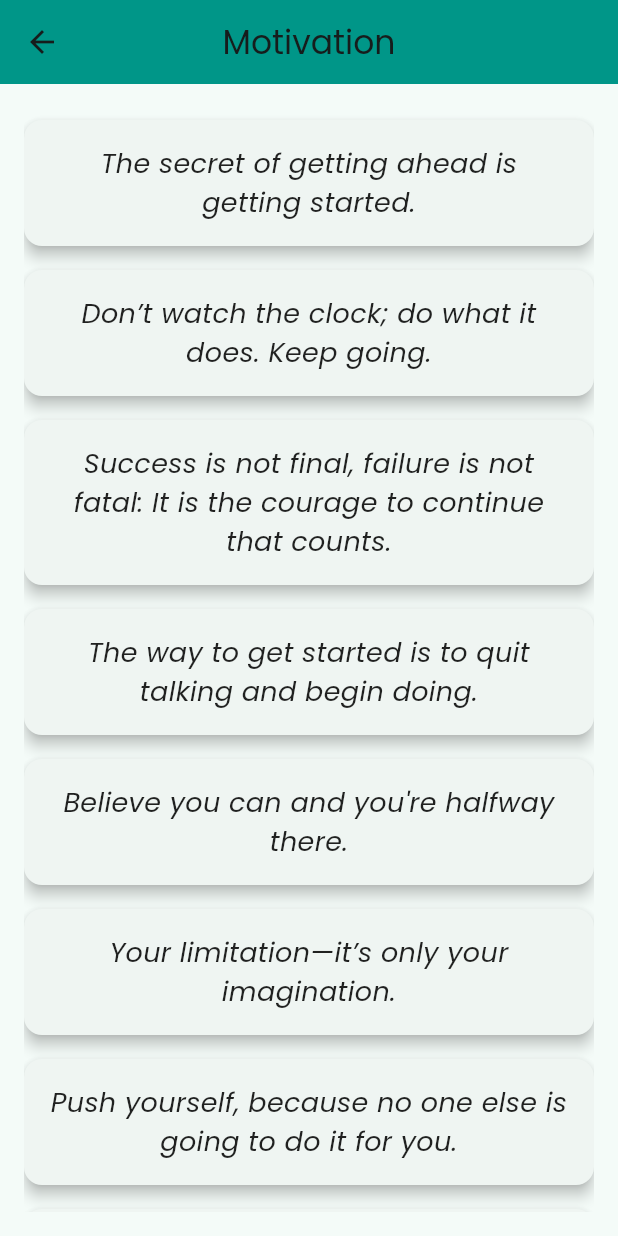
After one commit to rafeh-20/trackify, a Flutter app: the screen it shows after launch, after a tap on the "lightbulb" icon, on a phone screen of 412 x 824 dp. The commit adds this screen. Run offline on Flutter 3.47's test engine with Material 3 defaults, Android fonts, the phone set to English and light mode, and no system bars; our stand-ins replace fluttertoast, google_fonts, lottie, table_calendar.

Commit message:
Calendar, Motivation and other stuff

```diff
--- a/lib/custom_widgets/custom_button.dart
+++ b/lib/custom_widgets/custom_button.dart
@@ -1,4 +1,3 @@
-// lib/custom_widgets/custom_button.dart
 import 'package:flutter/material.dart';
 
 class CustomButton extends StatelessWidget {
--- a/lib/main.dart
+++ b/lib/main.dart
@@ -1,10 +1,9 @@
-// lib/main.dart
 import 'package:flutter/material.dart';
 import 'package:google_fonts/google_fonts.dart';
 import 'pages/home_page.dart';
 import 'pages/add_habit_page.dart';
 import 'pages/habit_detail_page.dart';
-import '../models/habit.dart';
+import 'models/habit.dart';
 
 void main() {
   runApp(const HabitTrackerApp());
@@ -27,7 +26,15 @@ class HabitTrackerApp extends StatelessWidget {
       routes: {
         '/': (context) => const HomePage(),
         '/add': (context) => const AddHabitPage(),
-        '/habit_detail': (context) => HabitDetailPage(habit: ModalRoute.of(context)!.settings.arguments as Habit),
+        '/habit_detail': (context) {
+          final habit = ModalRoute.of(context)!.settings.arguments as Habit;
+          return HabitDetailPage(
+            habit: habit,
+            onHabitUpdated: (updatedHabit) {
+              (context as Element).markNeedsBuild();
+            },
+          );
+        },
       },
     );
   }
--- a/lib/models/habit.dart
+++ b/lib/models/habit.dart
@@ -1,4 +1,3 @@
-// lib/models/habit.dart
 enum DayStatus { empty, positive, negative }
 
 class Habit {
@@ -7,7 +6,7 @@ class Habit {
   final String description;
   final String category;
   final DateTime startDate;
-  Map<DateTime, DayStatus> dayStatuses; // Tracks the status of each day
+  Map<DateTime, DayStatus> dayStatuses;
   int streakCount;
   int totalDays;
 
@@ -17,35 +16,50 @@ class Habit {
     required this.description,
     required this.category,
     required this.startDate,
-    this.dayStatuses = const {},
+    Map<DateTime, DayStatus>? dayStatuses,
     this.streakCount = 0,
     this.totalDays = 0,
-  });
+  }) : dayStatuses = dayStatuses ?? {};
 
   double get successRate {
+  final totalTrackedDays = DateTime.now().difference(startDate).inDays + 1;
   final positiveDays = dayStatuses.values.where((status) => status == DayStatus.positive).length;
-    return totalDays == 0 ? 0 : (positiveDays / totalDays) * 100;
+  return totalTrackedDays == 0 ? 0 : (positiveDays / totalTrackedDays) * 100;
 }
 
   void toggleDayStatus(DateTime date) {
-    dayStatuses[date] = dayStatuses[date] == DayStatus.positive
+    final dateOnly = DateTime(date.year, date.month, date.day);
+    final currentStatus = dayStatuses[dateOnly] ?? DayStatus.empty;
+
+    dayStatuses[dateOnly] = currentStatus == DayStatus.positive
         ? DayStatus.negative
-        : dayStatuses[date] == DayStatus.negative
+        : currentStatus == DayStatus.negative
             ? DayStatus.empty
             : DayStatus.positive;
-    updateStreak();
+
+    if (dayStatuses[dateOnly] == DayStatus.negative) {
+      updateStreak(reset: true);
+    } else {
+      updateStreak(reset: false);
+    }
   }
 
-  void updateStreak() {
+  void updateStreak({bool reset = false}) {
+    if (reset) {
+      streakCount = 0;
+      return;
+    }
+
     streakCount = 0;
     final sortedDates = dayStatuses.keys.toList()..sort();
     int currentStreak = 0;
 
     for (int i = 0; i < sortedDates.length; i++) {
-      if (dayStatuses[sortedDates[i]] == DayStatus.positive) {
+      final status = dayStatuses[sortedDates[i]] ?? DayStatus.negative;
+      if (status == DayStatus.positive) {
         currentStreak++;
         streakCount = currentStreak > streakCount ? currentStreak : streakCount;
-      } else {
+      } else if (status == DayStatus.negative) {
         currentStreak = 0;
       }
     }
--- a/lib/pages/add_habit_page.dart
+++ b/lib/pages/add_habit_page.dart
@@ -1,4 +1,3 @@
-// lib/pages/add_habit_page.dart
 import 'package:flutter/material.dart';
 import 'package:intl/intl.dart';
 import '../models/habit.dart';
@@ -62,6 +61,8 @@ class _AddHabitPageState extends State<AddHabitPage> {
               items: const [
                 DropdownMenuItem(value: 'Sports', child: Text('Sports')),
                 DropdownMenuItem(value: 'Work', child: Text('Work')),
+                DropdownMenuItem(value: 'Education', child: Text('Education')),
+                DropdownMenuItem(value: 'Other', child: Text('Other')),
               ],
               onChanged: (value) {
                 setState(() {
--- a/lib/pages/home_page.dart
+++ b/lib/pages/home_page.dart
@@ -1,8 +1,9 @@
-// lib/pages/home_page.dart
 import 'package:flutter/material.dart';
 import 'package:lottie/lottie.dart';
 import '../custom_widgets/custom_button.dart';
 import '../models/habit.dart';
+import '../pages/habit_detail_page.dart';
+import '../pages/motivation_page.dart';
 
 class HomePage extends StatefulWidget {
   const HomePage({super.key});
@@ -30,7 +31,8 @@ class _HomePageState extends State<HomePage> {
   void _markHabitComplete(int index) {
     setState(() {
       final today = DateTime.now();
-      habits[index].toggleDayStatus(DateTime(today.year, today.month, today.day));
+      final dateOnly = DateTime(today.year, today.month, today.day);
+      habits[index].toggleDayStatus(dateOnly);
     });
   }
 
@@ -43,6 +45,20 @@ class _HomePageState extends State<HomePage> {
       appBar: AppBar(
         title: const Text('Trackify'),
         centerTitle: true,
+        actions: [
+          IconButton(
+            icon: const Icon(Icons.lightbulb, color: Colors.yellow),
+            tooltip: 'Motivation',
+            onPressed: () {
+              Navigator.push(
+                context,
+                MaterialPageRoute(
+                  builder: (context) => MotivationPage(),
+                ),
+              );
+            },
+          ),
+        ],
       ),
       body: Column(
         children: [
@@ -51,7 +67,9 @@ class _HomePageState extends State<HomePage> {
             child: Row(
               mainAxisAlignment: MainAxisAlignment.center,
               children: [
-                IconButton(
+                Tooltip(
+                  message: 'Sports',
+                  child: IconButton(
                     icon: const Icon(Icons.sports, color: Colors.blue),
                     onPressed: () {
                       setState(() {
@@ -59,7 +77,10 @@ class _HomePageState extends State<HomePage> {
                       });
                     },
                   ),
-                IconButton(
+                ),
+                Tooltip(
+                  message: 'Work',
+                  child: IconButton(
                     icon: const Icon(Icons.work, color: Colors.orange),
                     onPressed: () {
                       setState(() {
@@ -67,13 +88,39 @@ class _HomePageState extends State<HomePage> {
                       });
                     },
                   ),
-                IconButton(
+                ),
+                Tooltip(
+                  message: 'Education',
+                  child: IconButton(
+                    icon: const Icon(Icons.school, color: Colors.purple),
+                    onPressed: () {
+                      setState(() {
+                        _selectedFilter = 'Education';
+                      });
+                    },
+                  ),
+                ),
+                Tooltip(
+                  message: 'Other',
+                  child: IconButton(
+                    icon: const Icon(Icons.category, color: Colors.brown),
+                    onPressed: () {
+                      setState(() {
+                        _selectedFilter = 'Other';
+                      });
+                    },
+                  ),
+                ),
+                Tooltip(
+                  message: 'All',
+                  child: IconButton(
                     icon: const Icon(Icons.list, color: Colors.grey),
                     onPressed: () {
                       setState(() {
                         _selectedFilter = 'All';
                       });
                     },
+                  ),
                 ),
               ],
             ),
@@ -122,25 +169,31 @@ class _HomePageState extends State<HomePage> {
                             ],
                           ),
                           trailing: GestureDetector(
-                            onTap: () => _markHabitComplete(index), // Use the function here
+                            onTap: () => _markHabitComplete(index),
                             child: Icon(
-                              habits[index].dayStatuses[DateTime.now()] == DayStatus.positive
+                              filteredHabits[index].dayStatuses[DateTime(DateTime.now().year, DateTime.now().month, DateTime.now().day)] == DayStatus.positive
                                   ? Icons.check_circle
-                                  : habits[index].dayStatuses[DateTime.now()] == DayStatus.negative
+                                  : filteredHabits[index].dayStatuses[DateTime(DateTime.now().year, DateTime.now().month, DateTime.now().day)] == DayStatus.negative
                                       ? Icons.cancel
                                       : Icons.radio_button_unchecked,
-                              color: habits[index].dayStatuses[DateTime.now()] == DayStatus.positive
+                              color: filteredHabits[index].dayStatuses[DateTime(DateTime.now().year, DateTime.now().month, DateTime.now().day)] == DayStatus.positive
                                   ? Colors.green
-                                  : habits[index].dayStatuses[DateTime.now()] == DayStatus.negative
+                                  : filteredHabits[index].dayStatuses[DateTime(DateTime.now().year, DateTime.now().month, DateTime.now().day)] == DayStatus.negative
                                       ? Colors.red
                                       : Colors.grey,
                             ),
                           ),
                           onTap: () {
-                            Navigator.pushNamed(
+                            Navigator.push(
                               context,
-                              '/habit_detail',
-                              arguments: filteredHabits[index],
+                              MaterialPageRoute(
+                                builder: (context) => HabitDetailPage(
+                                  habit: filteredHabits[index],
+                                  onHabitUpdated: (dynamic _) {
+                                    setState(() {});
+                                  },
+                                ),
+                              ),
                             );
                           },
                         ),
--- /dev/null
+++ b/lib/pages/motivation_page.dart
@@ -0,0 +1,56 @@
+import 'package:flutter/material.dart';
+
+class MotivationPage extends StatelessWidget {
+  final List<String> quotes = [
+    "The secret of getting ahead is getting started.",
+    "Don’t watch the clock; do what it does. Keep going.",
+    "Success is not final, failure is not fatal: It is the courage to continue that counts.",
+    "The way to get started is to quit talking and begin doing.",
+    "Believe you can and you're halfway there.",
+    "Your limitation—it’s only your imagination.",
+    "Push yourself, because no one else is going to do it for you.",
+    "Great things never come from comfort zones.",
+    "Dream it. Wish it. Do it.",
+    "Success doesn’t just find you. You have to go out and get it.",
+  ];
+
+  MotivationPage({super.key});
+
+  @override
+  Widget build(BuildContext context) {
+    return Scaffold(
+      appBar: AppBar(
+        title: const Text('Motivation'),
+        centerTitle: true,
+        backgroundColor: Colors.teal,
+      ),
+      body: Padding(
+        padding: const EdgeInsets.all(16.0),
+        child: ListView.builder(
+          itemCount: quotes.length,
+          itemBuilder: (context, index) {
+            return Card(
+              margin: const EdgeInsets.symmetric(vertical: 8.0),
+              elevation: 4,
+              shape: RoundedRectangleBorder(
+                borderRadius: BorderRadius.circular(12),
+              ),
+              child: Padding(
+                padding: const EdgeInsets.all(16.0),
+                child: Text(
+                  quotes[index],
+                  style: const TextStyle(
+                    fontSize: 18,
+                    fontStyle: FontStyle.italic,
+                    color: Colors.black87,
+                  ),
+                  textAlign: TextAlign.center,
+                ),
+              ),
+            );
+          },
+        ),
+      ),
+    );
+  }
+}
```
Also changed, not shown: lib/custom_widgets/habit_calendar.dart (+49 -16 lines), lib/pages/habit_detail_page.dart (+7 -30 lines). Lines whose indentation alone changed are shown as unchanged.
